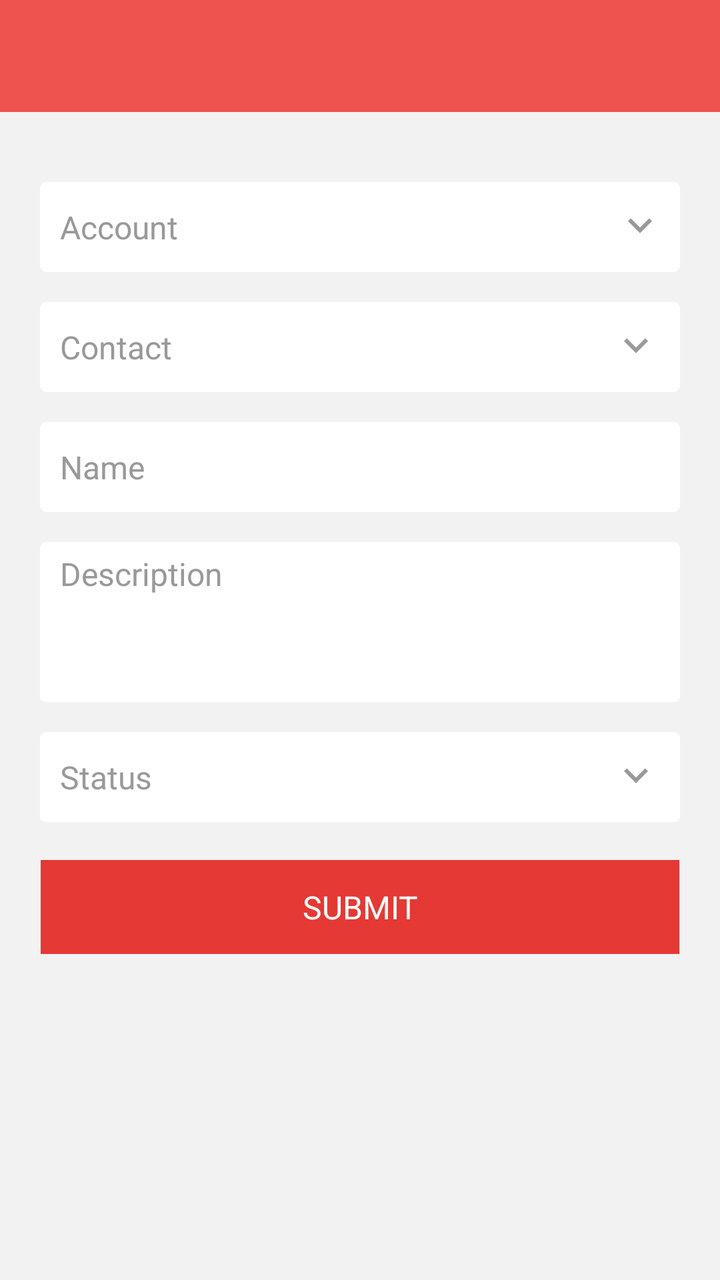
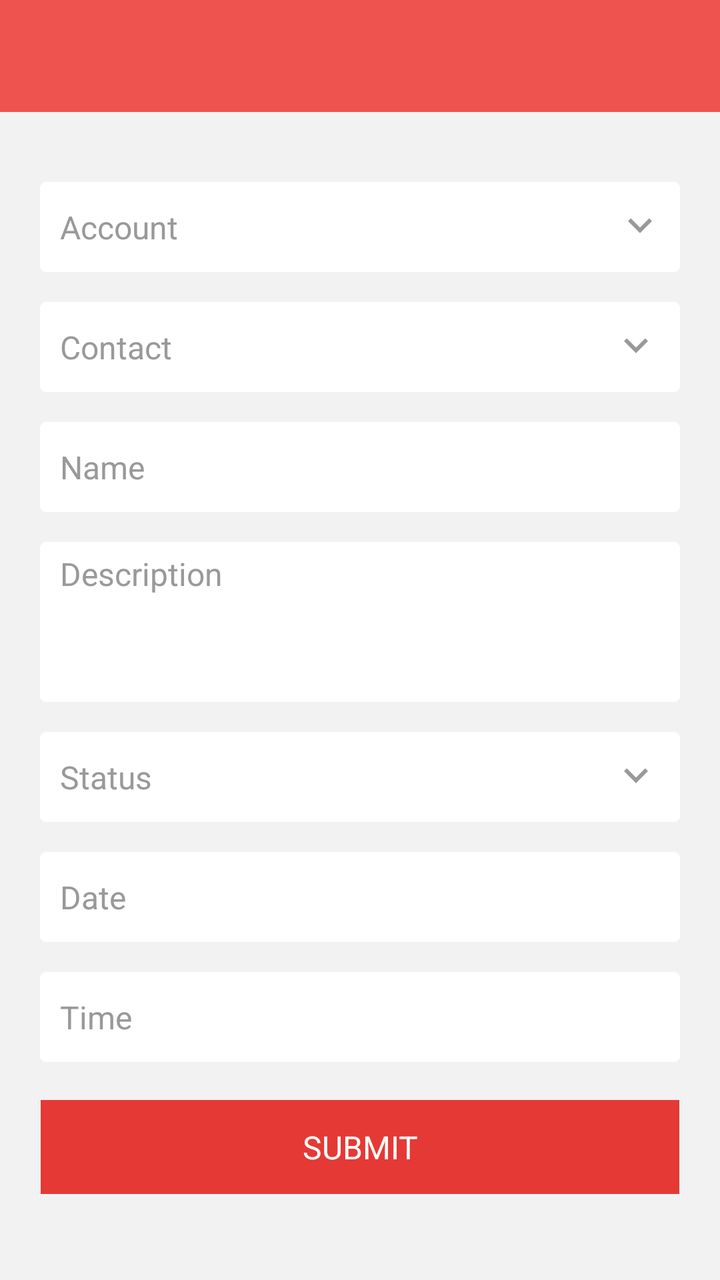

The first picture is an Android layout as it rendered before a commit; the second is the same layout after the commit. The layout source and the unified diff follow.
<!-- AndroidManifest.xml: application theme AppTheme -->
<!-- res/layout/activity_add_task.xml -->
<?xml version="1.0" encoding="utf-8"?>
<LinearLayout xmlns:android="http://schemas.android.com/apk/res/android"
    xmlns:app="http://schemas.android.com/apk/res-auto"
    android:layout_width="match_parent"
    android:layout_height="match_parent"
    android:orientation="vertical">

    <com.google.android.material.appbar.AppBarLayout
        android:layout_width="match_parent"
        android:layout_height="wrap_content">

        <include layout="@layout/toolbar" />

    </com.google.android.material.appbar.AppBarLayout>



    <androidx.core.widget.NestedScrollView
        android:layout_width="match_parent"
        android:layout_height="match_parent"
        android:background="@color/grey_5"
        android:clipToPadding="false"
        android:padding="@dimen/spacing_mlarge"
        android:scrollbars="none"
        android:scrollingCache="true"
        app:layout_behavior="@string/appbar_scrolling_view_behavior">

        <LinearLayout
            android:layout_width="match_parent"
            android:layout_height="wrap_content"
            android:orientation="vertical">




            <EditText
                android:id="@+id/accountEditText"
                style="@style/EditText.Flat.Grey"
                android:layout_width="match_parent"
                android:layout_height="45dp"
                android:layout_marginTop="@dimen/spacing_large"
                android:background="@drawable/edit_text_round_bg_white"
                android:drawableEnd="@drawable/ic_expand_arrow"
                android:drawableRight="@drawable/ic_expand_arrow"
                android:editable="false"
                android:focusable="false"
                android:hint="Account"
                android:paddingLeft="@dimen/spacing_middle" />


            <EditText
                style="@style/EditText.Flat.Grey"
                android:layout_width="match_parent"
                android:layout_height="45dp"
                android:background="@drawable/edit_text_round_bg_white"
                android:drawableEnd="@drawable/ic_expand_arrow"
                android:drawableRight="@drawable/ic_expand_arrow"
                android:hint="Contact"
                android:layout_marginTop="15dp"
                android:id="@+id/contactEditText"
                android:minHeight="45dp"
                android:editable="false"
                android:focusable="false"
                android:paddingLeft="@dimen/spacing_middle"
                android:paddingRight="@dimen/spacing_middle" />

            <EditText
                style="@style/EditText.Flat.Grey"
                android:layout_width="match_parent"
                android:layout_height="45dp"
                android:layout_marginTop="15dp"
                android:background="@drawable/edit_text_round_bg_white"
                android:hint="Name"
                android:id="@+id/nameEditText"
                android:paddingLeft="@dimen/spacing_middle"
                android:paddingRight="@dimen/spacing_middle" />


            <EditText
                style="@style/EditText.Flat.Grey"
                android:layout_width="match_parent"
                android:layout_height="wrap_content"
                android:layout_marginTop="@dimen/spacing_large"
                android:background="@drawable/edit_text_round_bg_white"
                android:gravity="start"
                android:id="@+id/descriptionEditText"
                android:hint="Description"
                android:inputType="textMultiLine"
                android:maxHeight="100dp"
                android:minHeight="80dp"
                android:paddingLeft="@dimen/spacing_middle" />

            <EditText
                style="@style/EditText.Flat.Grey"
                android:layout_width="match_parent"
                android:layout_height="45dp"
                android:layout_marginTop="@dimen/spacing_large"
                android:background="@drawable/edit_text_round_bg_white"
                android:hint="Status"
                android:editable="false"
                android:focusable="false"
                android:drawableEnd="@drawable/ic_expand_arrow"
                android:drawableRight="@drawable/ic_expand_arrow"
                android:id="@+id/statusEditText"
                android:paddingLeft="@dimen/spacing_middle"
                android:paddingRight="@dimen/spacing_middle" />











            <Button
                android:id="@+id/submitButton"
                style="@style/Widget.AppCompat.Button.Borderless"
                android:layout_width="match_parent"
                android:layout_height="55dp"
                android:layout_marginLeft="-4dp"
                android:layout_marginRight="-4dp"
                android:layout_marginTop="@dimen/spacing_large"
                android:background="@drawable/btn_rect_red"
                android:text="SUBMIT"
                android:textAllCaps="false"
                android:textAppearance="@style/TextAppearance.AppCompat.Subhead"
                android:textColor="@android:color/white" />

        </LinearLayout>

    </androidx.core.widget.NestedScrollView>

</LinearLayout>
<!-- res/layout/toolbar.xml (included above) -->
<?xml version="1.0" encoding="utf-8"?>
<androidx.appcompat.widget.Toolbar
    xmlns:android="http://schemas.android.com/apk/res/android"
    xmlns:app="http://schemas.android.com/apk/res-auto"
    android:id="@+id/toolbar"
    android:layout_width="match_parent"
    android:layout_height="?android:attr/actionBarSize"
    android:background="@color/colorPrimary"
    app:contentInsetStartWithNavigation="0dp"
    android:theme="@style/ThemeOverlay.AppCompat.Dark.ActionBar"
    app:popupTheme="@style/ThemeOverlay.AppCompat.Light"/>
<!-- resources referenced by this layout -->
<resources>
  <color name="colorPrimary">#ef5350</color>
  <color name="grey_5">#f2f2f2</color>
  <dimen name="spacing_large">15dp</dimen>
  <dimen name="spacing_middle">10dp</dimen>
  <dimen name="spacing_mlarge">20dp</dimen>
  <!-- drawable edit_text_round_bg_white (drawable) -->
  <?xml version="1.0" encoding="utf-8"?>
  <selector xmlns:android="http://schemas.android.com/apk/res/android">
      <item android:state_focused="true">
          <layer-list>
              <item>
                  <shape android:shape="rectangle">
                      <corners android:radius="@dimen/spacing_small" />
                      <stroke android:width="1dp" android:color="@color/grey_10" />
                      <solid android:color="@android:color/white" />
                      <padding android:bottom="5dp" android:left="8dp" android:right="8dp" android:top="5dp" />
                  </shape>
              </item>
          </layer-list>
      </item>
  
      <item android:state_enabled="false">
          <layer-list>
              <item>
                  <shape android:shape="rectangle">
                      <solid android:color="@android:color/white" />
                      <stroke android:width="1dp" android:color="@color/grey_10" />
                      <corners android:radius="@dimen/spacing_small" />
                      <padding android:bottom="5dp" android:left="8dp" android:right="8dp" android:top="5dp" />
                  </shape>
              </item>
          </layer-list>
      </item>
  
      <item>
          <layer-list>
              <item>
                  <shape android:shape="rectangle">
                      <solid android:color="@android:color/white" />
                      <corners android:radius="@dimen/spacing_small" />
                      <padding android:bottom="5dp" android:left="8dp" android:right="8dp" android:top="5dp" />
                  </shape>
              </item>
          </layer-list>
      </item>
  </selector>
  <!-- drawable ic_expand_arrow (drawable) -->
  <vector xmlns:android="http://schemas.android.com/apk/res/android"
          android:width="24dp"
          android:height="24dp"
          android:viewportWidth="24.0"
          android:viewportHeight="24.0">
      <path
          android:fillColor="#999999"
          android:pathData="M7.41,7.84L12,12.42l4.59,-4.58L18,9.25l-6,6 -6,-6z"/>
  </vector>
  <style name="EditText.Flat.Grey" parent="@style/AppTheme">
          <item name="android:textColorHint">@color/grey_40</item>
          <item name="android:textAppearance">@style/Base.TextAppearance.AppCompat.Subhead</item>
          <item name="android:textColor">@color/grey_90</item>
      </style>
  <style name="AppTheme" parent="BaseTheme">
          <item name="android:windowContentTransitions">true</item>
  
  
          
      </style>
  <color name="red_500">#F44336</color>
  <color name="red_600">#E53935</color>
  <dimen name="spacing_small">3dp</dimen>
  <color name="grey_10">#e6e6e6</color>
  <color name="grey_40">#999999</color>
  <color name="grey_90">#263238</color>
  <style name="BaseTheme" parent="Theme.AppCompat.Light.NoActionBar">
          
          <item name="colorPrimary">@color/colorPrimary</item>
          <item name="colorPrimaryDark">@color/colorPrimaryDark</item>
          <item name="colorAccent">@color/colorAccent</item>
          <item name="windowActionModeOverlay">true</item>
          <item name="android:actionModeBackground">@color/blue_grey_600</item>
          <item name="android:dialogTheme">@style/Dialog.Theme</item>
          
          <item name="android:windowDisablePreview">true</item>
      </style>
  <color name="colorPrimaryDark">#dc1814</color>
  <color name="colorAccent">#FF4081</color>
  <color name="blue_grey_600">#546E7A</color>
  <style name="Dialog.Theme" parent="Theme.AppCompat.Light.Dialog">
          <item name="colorPrimary">@color/colorPrimary</item>
          <item name="colorPrimaryDark">@color/colorPrimaryDark</item>
          <item name="colorAccent">@color/colorAccent</item>
      </style>
  <!-- unchanged entries left out for length: 1 -->
</resources>

<!-- the commit's change to res/layout/activity_add_task.xml (unified diff, before → after) -->
@@ -105,6 +105,34 @@
                 android:paddingLeft="@dimen/spacing_middle"
                 android:paddingRight="@dimen/spacing_middle" />
 
+            <EditText
+                android:id="@+id/dateInput"
+                style="@style/EditText.Flat.Grey"
+                android:layout_width="match_parent"
+                android:layout_height="45dp"
+                android:layout_marginTop="@dimen/spacing_large"
+                android:background="@drawable/edit_text_round_bg_white"
+                android:editable="false"
+                android:focusable="false"
+                android:hint="Date"
+                android:paddingLeft="@dimen/spacing_middle" />
+
+            <EditText
+                style="@style/EditText.Flat.Grey"
+                android:id="@+id/timeInput"
+                android:layout_marginTop="@dimen/spacing_large"
+                android:background="@drawable/edit_text_round_bg_white"
+                android:layout_width="match_parent"
+                android:layout_height="45dp"
+                android:hint="Time"
+                android:inputType="time"
+                android:focusable="false"
+                android:clickable="true"
+                android:paddingLeft="@dimen/spacing_middle"
+                android:paddingRight="@dimen/spacing_middle"
+                />
+
+
 
 
 
